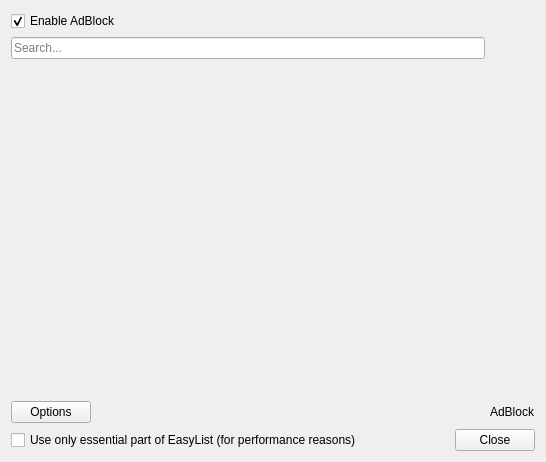
Before: the Qt Designer form src/network-web/adblock/adblockdialog.ui in martinrotter/rssguard, drawn with Qt 5.
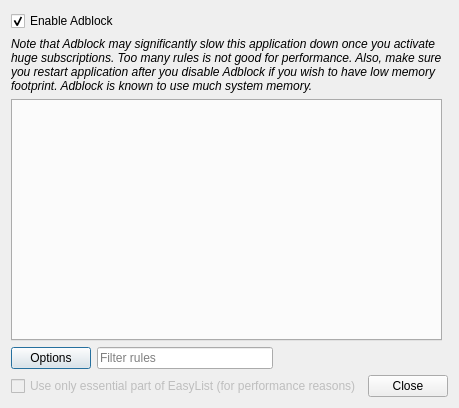
After: the same form once the commit is applied.

Commit message: Refactoring of Adblock component.

Patch:
```diff
--- a/src/network-web/adblock/adblockdialog.ui
+++ b/src/network-web/adblock/adblockdialog.ui
@@ -1,13 +1,13 @@
 <?xml version="1.0" encoding="UTF-8"?>
 <ui version="4.0">
  <class>AdBlockDialog</class>
- <widget class="QWidget" name="AdBlockDialog">
+ <widget class="QDialog" name="AdBlockDialog">
   <property name="geometry">
    <rect>
     <x>0</x>
     <y>0</y>
-    <width>546</width>
-    <height>462</height>
+    <width>451</width>
+    <height>408</height>
    </rect>
   </property>
   <property name="windowTitle">
@@ -17,7 +17,7 @@
    <item>
     <widget class="QCheckBox" name="adblockCheckBox">
      <property name="text">
-      <string>Enable AdBlock</string>
+      <string>Enable Adblock</string>
      </property>
      <property name="checked">
       <bool>true</bool>
@@ -25,31 +25,19 @@
     </widget>
    </item>
    <item>
-    <layout class="QHBoxLayout" name="horizontalLayout_3">
-     <item>
-      <widget class="QLineEdit" name="search">
-       <property name="placeholderText">
-        <string>Search...</string>
-       </property>
-      </widget>
-     </item>
-     <item>
-      <spacer name="horizontalSpacer_2">
-       <property name="orientation">
-        <enum>Qt::Horizontal</enum>
-       </property>
-       <property name="sizeType">
-        <enum>QSizePolicy::Fixed</enum>
-       </property>
-       <property name="sizeHint" stdset="0">
-        <size>
-         <width>50</width>
-         <height>20</height>
-        </size>
-       </property>
-      </spacer>
-     </item>
-    </layout>
+    <widget class="QLabel" name="m_lblInfo">
+     <property name="font">
+      <font>
+       <italic>true</italic>
+      </font>
+     </property>
+     <property name="text">
+      <string>Note that Adblock may significantly slow this application down once you activate huge subscriptions. Too many rules is not good for performance. Also, make sure you restart application after you disable Adblock if you wish to have low memory footprint. Adblock is known to use much system memory.</string>
+     </property>
+     <property name="wordWrap">
+      <bool>true</bool>
+     </property>
+    </widget>
    </item>
    <item>
     <widget class="QWidget" name="adblockWidget" native="true">
@@ -78,6 +66,13 @@
           </property>
          </widget>
         </item>
+        <item>
+         <widget class="QLineEdit" name="m_txtFilter">
+          <property name="placeholderText">
+           <string>Filter rules</string>
+          </property>
+         </widget>
+        </item>
         <item>
          <spacer name="horizontalSpacer">
           <property name="orientation">
@@ -91,30 +86,10 @@
           </property>
          </spacer>
         </item>
-        <item>
-         <widget class="QLabel" name="label">
-          <property name="sizePolicy">
-           <sizepolicy hsizetype="Fixed" vsizetype="Preferred">
-            <horstretch>0</horstretch>
-            <verstretch>0</verstretch>
-           </sizepolicy>
-          </property>
-          <property name="text">
-           <string>AdBlock</string>
-          </property>
-         </widget>
-        </item>
        </layout>
       </item>
       <item row="2" column="0">
-       <widget class="QTabWidget" name="tabWidget">
-        <property name="currentIndex">
-         <number>-1</number>
-        </property>
-        <property name="documentMode">
-         <bool>true</bool>
-        </property>
-       </widget>
+       <widget class="QTabWidget" name="m_tabs"/>
       </item>
      </layout>
     </widget>
@@ -122,7 +97,10 @@
    <item>
     <layout class="QHBoxLayout" name="horizontalLayout_2">
      <item>
-      <widget class="QCheckBox" name="useLimitedEasyList">
+      <widget class="QCheckBox" name="m_checkUseLimitedEasyList">
+       <property name="enabled">
+        <bool>false</bool>
+       </property>
        <property name="text">
         <string>Use only essential part of EasyList (for performance reasons)</string>
        </property>
```
Left out of the diff: 16 changed lines with no effect on the pictures. The commit also changes 18 other files.
